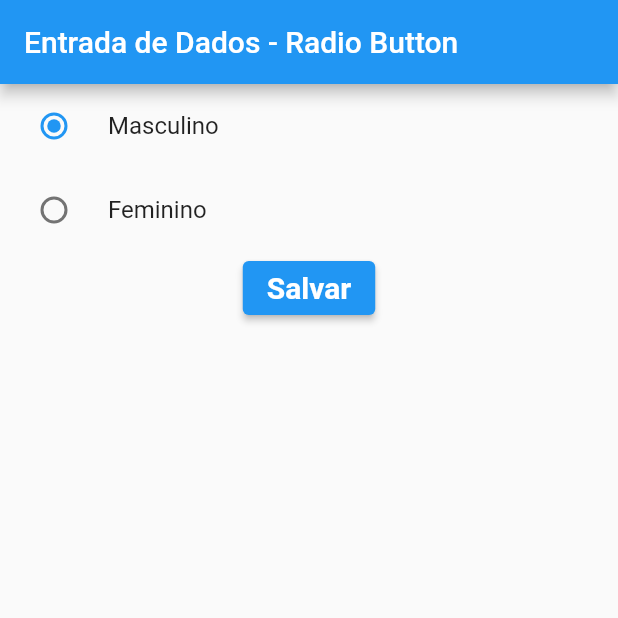
After one commit to Britoweb/entrada_dados, a Flutter app: the screen it shows after launch, after a tap on "Masculino", on a phone screen of 412 x 824 dp, the top half of it. The commit adds this screen. Run offline on Flutter 3.47's test engine with Material 2 defaults, Android fonts, the phone set to English and light mode, and no system bars.

Commit message:
Subindo classe Radio Button

```diff
--- /dev/null
+++ b/lib/EntradaRadioButton.dart
@@ -0,0 +1,89 @@
+import 'package:flutter/material.dart';
+
+class EntradaRadioButton extends StatefulWidget {
+  const EntradaRadioButton({Key? key}) : super(key: key);
+
+  @override
+  _EntradaRadioButtonState createState() => _EntradaRadioButtonState();
+}
+
+class _EntradaRadioButtonState extends State<EntradaRadioButton> {
+
+ String _escolhaUsuario = "";
+
+  @override
+  Widget build(BuildContext context) {
+    return Scaffold(
+      appBar: AppBar(
+        title: Text("Entrada de Dados - Radio Button"),
+      ),
+      body: Container(
+        child: Column(
+          children: [
+
+            RadioListTile(
+              title: Text("Masculino"),
+                value: "masculino",
+                groupValue: _escolhaUsuario,
+                onChanged: (String? escolha) {
+                  setState(() {
+                    _escolhaUsuario = escolha!;
+                  });
+                }
+            ),
+            RadioListTile(
+                title: Text("Feminino"),
+                value: "feminino",
+                groupValue: _escolhaUsuario,
+                onChanged: (String? escolha) {
+                  setState(() {
+                    _escolhaUsuario = escolha!;
+                  });
+
+                }
+            ),
+            ElevatedButton(
+                onPressed: (){
+                  print(
+                    "Resultado: " + _escolhaUsuario
+                  );
+
+                },
+                child: Text(
+                  "Salvar",
+                  style: TextStyle(
+                    fontSize: 20,
+                    fontWeight: FontWeight.bold,
+                  ),
+                )
+            ),
+
+            /*Radio(
+                value: "masculino",
+                groupValue: _escolhaUsuario,
+                onChanged: (String? escolha) {
+                  setState(() {
+                    _escolhaUsuario = escolha!;
+                  });
+                  print("Escolha do usuário: " + escolha!);
+                }
+            ),
+            Text("Masculino"),
+            Radio(
+                value: "feminino",
+                groupValue: _escolhaUsuario,
+                onChanged:  (String? escolha) {
+                  setState(() {
+                    _escolhaUsuario = escolha!;
+                  });
+                  print("Escolha do usuário: " + escolha!);
+                }
+            ),
+            Text("Feminino"),
+            */
+          ],
+        ),
+      ),
+    );
+  }
+}
--- a/lib/main.dart
+++ b/lib/main.dart
@@ -1,12 +1,14 @@
 import 'package:entrada_dados/CampoTexto.dart';
 import 'package:entrada_dados/EntradaCheckbox.dart';
+import 'package:entrada_dados/EntradaRadioButton.dart';
 import 'package:flutter/material.dart';
 
 void main(){
   runApp(
     MaterialApp(
       //home: CampoTexto(),
-      home: EntradaCheckbox(),
+      //home: EntradaCheckbox(),
+      home: EntradaRadioButton(),
     )
   );
 }
```
